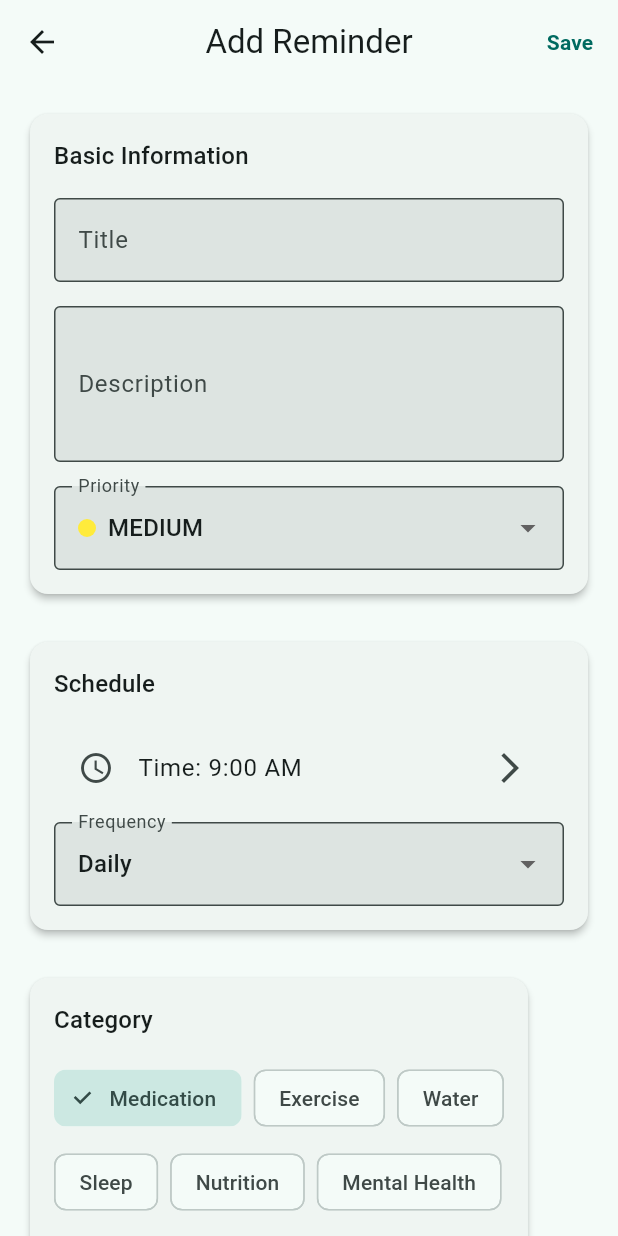
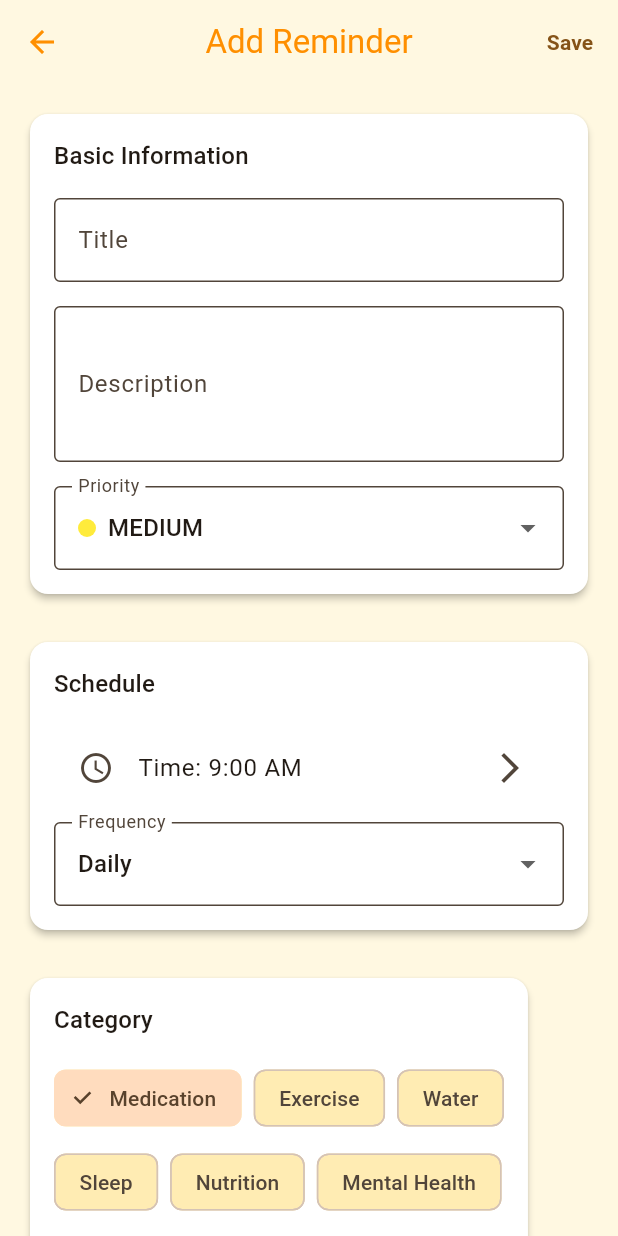
Before and after one commit to Agnelia/2do, a Flutter app: the screen it shows after launch, after a tap on the "add" icon, on a phone screen of 412 x 824 dp. Run offline on Flutter 3.47's test engine with Material 3 defaults, Android fonts, the phone set to English and light mode, and no system bars; our stand-ins replace fl_chart, shared_preferences.

Commit message:
Make sunny day theme default and enhance vibrancy with bigger icons and red hearts (#8)
* Initial plan

* Make sunny day theme default and enhance vibrancy with bigger icons

Co-authored-by: Agnelia <13274789+Agnelia@users.noreply.github.com>

* Fix sunny theme consistency and responsive issues based on feedback

Co-authored-by: Agnelia <13274789+Agnelia@users.noreply.github.com>

* Recalibrate sunny theme to yellow-orange palette from pinkish tones

Co-authored-by: Agnelia <13274789+Agnelia@users.noreply.github.com>

* ignor vs

* fix some styling

---------

Co-authored-by: copilot-swe-agent[bot] <198982749+Copilot@users.noreply.github.com>
Co-authored-by: Agnelia <13274789+Agnelia@users.noreply.github.com>
Co-authored-by: lekol <lekolabb@outlook.com>

```diff
--- a/lib/providers/theme_provider.dart
+++ b/lib/providers/theme_provider.dart
@@ -3,7 +3,7 @@ import 'package:shared_preferences/shared_preferences.dart';
 import 'package:todo_health_reminders/utils/constants.dart';
 
 class ThemeProvider extends ChangeNotifier {
-  AppThemeType _currentTheme = AppThemeType.teal;
+  AppThemeType _currentTheme = AppThemeType.sunnyDay;
   static const String _themePreferenceKey = 'selected_theme';
 
   AppThemeType get currentTheme => _currentTheme;
--- a/lib/screens/home_screen.dart
+++ b/lib/screens/home_screen.dart
@@ -2,12 +2,14 @@ import 'package:flutter/material.dart';
 import 'package:provider/provider.dart';
 import 'package:todo_health_reminders/providers/reminder_provider.dart';
 import 'package:todo_health_reminders/providers/statistics_provider.dart';
+import 'package:todo_health_reminders/providers/theme_provider.dart';
 import 'package:todo_health_reminders/widgets/reminder_card.dart';
 import 'package:todo_health_reminders/widgets/statistics_chart.dart';
 import 'package:todo_health_reminders/widgets/responsive_layout.dart';
 import 'package:todo_health_reminders/screens/add_reminder_screen.dart';
 import 'package:todo_health_reminders/screens/statistics_screen.dart';
 import 'package:todo_health_reminders/screens/settings_screen.dart';
+import 'package:todo_health_reminders/utils/constants.dart';
 
 class HomeScreen extends StatefulWidget {
   const HomeScreen({super.key});
@@ -168,18 +170,23 @@ class _HomeScreenState extends State<HomeScreen> {
   }
 
   Widget _buildWelcomeCard() {
+    return Consumer<ThemeProvider>(
+      builder: (context, themeProvider, child) {
+        final isSunnyTheme = themeProvider.currentTheme == AppThemeType.sunnyDay;
+
         return Card(
+          elevation: 2,
           child: Padding(
             padding: const EdgeInsets.all(16.0),
             child: Row(
               children: [
                 CircleAvatar(
                   radius: 30,
-              backgroundColor: Theme.of(context).colorScheme.primary,
-              child: const Icon(
+                  backgroundColor: isSunnyTheme ?const Color.fromARGB(232, 252, 171, 58)  : Theme.of(context).colorScheme.primary,
+                  child: Icon(
                     Icons.favorite,
-                color: Colors.white,
-                size: 30,
+                    color: isSunnyTheme ? const Color(0xFFE53935) : Colors.white, // Really red heart with white background for visibility
+                    size: 40,
                   ),
                 ),
                 const SizedBox(width: 16),
@@ -189,12 +196,15 @@ class _HomeScreenState extends State<HomeScreen> {
                     children: [
                       Text(
                         'Good day!',
-                    style: Theme.of(context).textTheme.headlineSmall,
+                        style: Theme.of(context).textTheme.headlineSmall?.copyWith(
+                          fontWeight: isSunnyTheme ? FontWeight.bold : null,
+                          color: isSunnyTheme ? ThemeConfig.sunnyAccent : null, // Keep red as requested
+                        ),
                       ),
                       const SizedBox(height: 4),
                       Text(
                         'Keep up with your health goals',
-                    style: Theme.of(context).textTheme.bodyMedium,
+                        style: Theme.of(context).textTheme.bodyMedium, // Keep default colors (black/grey)
                       ),
                     ],
                   ),
@@ -203,13 +213,16 @@ class _HomeScreenState extends State<HomeScreen> {
             ),
           ),
         );
+      },
+    );
   }
 
   Widget _buildQuickStats() {
-    return Consumer<StatisticsProvider>(
-      builder: (context, statsProvider, child) {
-        return SizedBox(
-          height: 120,
+    return Consumer2<StatisticsProvider, ThemeProvider>(
+      builder: (context, statsProvider, themeProvider, child) {
+        final isSunnyTheme = themeProvider.currentTheme == AppThemeType.sunnyDay;
+
+        return IntrinsicHeight(
           child: Row(
             children: [
               Expanded(
@@ -217,7 +230,8 @@ class _HomeScreenState extends State<HomeScreen> {
                   'Completed Today',
                   statsProvider.completedToday.toString(),
                   Icons.check_circle,
-                  Colors.green,
+                  isSunnyTheme ? const Color(0xFF4CAF50) : Colors.green, // More vibrant green
+                  isSunnyTheme,
                 ),
               ),
               const SizedBox(width: 8),
@@ -226,7 +240,8 @@ class _HomeScreenState extends State<HomeScreen> {
                   'Weekly Streak',
                   '${statsProvider.weeklyStreak} days',
                   Icons.local_fire_department,
-                  Colors.orange,
+                  isSunnyTheme ? const Color(0xFFFF9800) : Colors.orange, // Yellow-orange instead of pinkish orange
+                  isSunnyTheme,
                 ),
               ),
               const SizedBox(width: 8),
@@ -235,7 +250,8 @@ class _HomeScreenState extends State<HomeScreen> {
                   'Health Score',
                   '${statsProvider.healthScore}%',
                   Icons.trending_up,
-                  Colors.blue,
+                  isSunnyTheme ? const Color(0xFF2196F3) : Colors.blue, // More vibrant blue
+                  isSunnyTheme,
                 ),
               ),
             ],
@@ -245,25 +261,43 @@ class _HomeScreenState extends State<HomeScreen> {
     );
   }
 
-  Widget _buildStatCard(String title, String value, IconData icon, Color color) {
+  Widget _buildStatCard(String title, String value, IconData icon, Color color, bool isSunnyTheme) {
+    final iconSize = isSunnyTheme ? 36.0 : 24.0;
+    final padding = isSunnyTheme ? 16.0 : 12.0;
+
     return Card(
+      elevation: 2,
       child: Padding(
-        padding: const EdgeInsets.all(12.0),
+        padding: EdgeInsets.all(padding),
         child: Column(
           mainAxisAlignment: MainAxisAlignment.center,
           children: [
-            Icon(icon, color: color, size: 24),
+            Container(
+              padding: isSunnyTheme ? const EdgeInsets.all(8) : null,
+              decoration: isSunnyTheme ? BoxDecoration(
+                color: color.withOpacity(0.1),
+                borderRadius: BorderRadius.circular(12),
+              ) : null,
+              child: Icon(
+                icon,
+                color: color,
+                size: iconSize,
+              ),
+            ),
             const SizedBox(height: 8),
             Text(
               value,
               style: Theme.of(context).textTheme.titleMedium?.copyWith(
                 fontWeight: FontWeight.bold,
                 color: color,
+                fontSize: isSunnyTheme ? 18 : null,
               ),
             ),
             Text(
               title,
-              style: Theme.of(context).textTheme.bodySmall,
+              style: Theme.of(context).textTheme.bodySmall?.copyWith(
+                fontWeight: isSunnyTheme ? FontWeight.w600 : null,
+              ),
               textAlign: TextAlign.center,
             ),
           ],
--- a/lib/screens/statistics_screen.dart
+++ b/lib/screens/statistics_screen.dart
@@ -1,9 +1,11 @@
 import 'package:flutter/material.dart';
 import 'package:provider/provider.dart';
 import 'package:todo_health_reminders/providers/statistics_provider.dart';
+import 'package:todo_health_reminders/providers/theme_provider.dart';
 import 'package:todo_health_reminders/widgets/statistics_chart.dart';
 import 'package:todo_health_reminders/widgets/progress_ring.dart';
 import 'package:todo_health_reminders/widgets/responsive_layout.dart';
+import 'package:todo_health_reminders/utils/constants.dart';
 
 class StatisticsScreen extends StatefulWidget {
   const StatisticsScreen({super.key});
@@ -79,6 +81,10 @@ class _StatisticsScreenState extends State<StatisticsScreen> {
   }
 
   Widget _buildOverviewCards(StatisticsProvider statsProvider) {
+    return Consumer<ThemeProvider>(
+      builder: (context, themeProvider, child) {
+        final isSunnyTheme = themeProvider.currentTheme == AppThemeType.sunnyDay;
+
         return GridView.count(
           crossAxisCount: 2,
           shrinkWrap: true,
@@ -91,49 +97,70 @@ class _StatisticsScreenState extends State<StatisticsScreen> {
               'Total Completed',
               statsProvider.totalCompleted.toString(),
               Icons.task_alt,
-          Colors.green,
+              isSunnyTheme ? const Color(0xFF4CAF50) : Colors.green,
+              isSunnyTheme,
             ),
             _buildOverviewCard(
               'Success Rate',
               '${statsProvider.successRate.toStringAsFixed(1)}%',
               Icons.trending_up,
-          Colors.blue,
+              isSunnyTheme ? const Color(0xFF2196F3) : Colors.blue,
+              isSunnyTheme,
             ),
             _buildOverviewCard(
               'Best Streak',
               '${statsProvider.bestStreak} days',
               Icons.local_fire_department,
-          Colors.orange,
+              isSunnyTheme ? const Color(0xFFFF9800) : Colors.orange, // Yellow-orange instead of pinkish
+              isSunnyTheme,
             ),
             _buildOverviewCard(
               'Health Score',
               '${statsProvider.healthScore}%',
               Icons.favorite,
-          Colors.red,
+              isSunnyTheme ? const Color(0xFFE53935) : Colors.red, // Really red heart for sunny theme
+              isSunnyTheme,
             ),
           ],
         );
+      },
+    );
   }
 
-  Widget _buildOverviewCard(String title, String value, IconData icon, Color color) {
+  Widget _buildOverviewCard(String title, String value, IconData icon, Color color, bool isSunnyTheme) {
     return Card(
+      elevation: isSunnyTheme ? 4 : 2,
       child: Padding(
         padding: const EdgeInsets.all(16.0),
         child: Column(
           mainAxisAlignment: MainAxisAlignment.center,
           children: [
-            Icon(icon, color: color, size: 32),
+            Container(
+              padding: isSunnyTheme ? const EdgeInsets.all(8) : null,
+              decoration: isSunnyTheme ? BoxDecoration(
+                color: color.withOpacity(0.1),
+                borderRadius: BorderRadius.circular(12),
+              ) : null,
+              child: Icon(
+                icon,
+                color: color,
+                size: isSunnyTheme ? 40 : 32,
+              ),
+            ),
             const SizedBox(height: 8),
             Text(
               value,
               style: Theme.of(context).textTheme.headlineSmall?.copyWith(
                 fontWeight: FontWeight.bold,
                 color: color,
+                fontSize: isSunnyTheme ? 22 : null,
               ),
             ),
             Text(
               title,
-              style: Theme.of(context).textTheme.bodyMedium,
+              style: Theme.of(context).textTheme.bodyMedium?.copyWith(
+                fontWeight: isSunnyTheme ? FontWeight.w600 : null,
+              ),
               textAlign: TextAlign.center,
             ),
           ],
--- a/lib/utils/constants.dart
+++ b/lib/utils/constants.dart
@@ -178,11 +178,13 @@ class ThemeConfig {
   static const Color tealPrimary = Colors.teal;
   static const Color tealSecondary = Colors.tealAccent;
 
-  // Sunny Day Theme Colors - More vibrant versions
-  static const Color sunnyPrimary = Color(0xFFFF6D00); // Deep Orange 400 - vibrant orange
-  static const Color sunnySecondary = Color(0xFFFFEB3B); // Yellow 500 - vibrant yellow
-  static const Color sunnyAccent = Color(0xFFFF5722); // Deep Orange 500 - intense orange
+  // Sunny Day Theme Colors - Yellow-Orange focused palette
+  static const Color sunnyPrimary = Color(0xFFFF9800); // Orange 500 - pure orange (not pinkish)
+  static const Color sunnySecondary = Color(0xFFFFC107); // Amber 500 - bright yellow
+  static const Color sunnyAccent = Color(0xFFFF8F00); // Amber 700 - deep golden orange
   static const Color sunnyHighlight = Color(0xFFFDD835); // Yellow 600 - bright golden yellow
+  static const Color sunnyBackground = Color(0xFFFFF8E1); // Amber 50 - warm yellow background
+  static const Color sunnySurface = Color(0xFFFFECB3); // Amber 100 - golden surface
 
   // Get primary color for theme
   static Color getPrimaryColor(AppThemeType theme) {
@@ -209,6 +211,70 @@ class AppTheme {
   // Generate light theme for a specific theme type
   static ThemeData getLightTheme(AppThemeType themeType) {
     final primaryColor = ThemeConfig.getPrimaryColor(themeType);
+
+    // Special handling for sunny day theme with yellow-orange backgrounds
+    if (themeType == AppThemeType.sunnyDay) {
+      return ThemeData(
+        colorScheme: ColorScheme.fromSeed(
+          seedColor: primaryColor,
+          brightness: Brightness.light,
+          background: ThemeConfig.sunnyBackground,
+          surface: ThemeConfig.sunnySurface,
+        ),
+        useMaterial3: true,
+        appBarTheme: AppBarTheme(
+          elevation: 0,
+          centerTitle: true,
+          backgroundColor: ThemeConfig.sunnyBackground,
+          foregroundColor: ThemeConfig.sunnyAccent,
+        ),
+        cardTheme: CardThemeData(
+          elevation: 2,
+          color: Colors.white,
+          shape: RoundedRectangleBorder(
+            borderRadius: BorderRadius.circular(AppConstants.radiusL),
+          ),
+        ),
+        elevatedButtonTheme: ElevatedButtonThemeData(
+          style: ElevatedButton.styleFrom(
+            backgroundColor: ThemeConfig.sunnyPrimary,
+            foregroundColor: Colors.white,
+            shape: RoundedRectangleBorder(
+              borderRadius: BorderRadius.circular(AppConstants.radiusM),
+            ),
+          ),
+        ),
+        outlinedButtonTheme: OutlinedButtonThemeData(
+          style: OutlinedButton.styleFrom(
+            foregroundColor: ThemeConfig.sunnyPrimary,
+            side: BorderSide(color: ThemeConfig.sunnyPrimary),
+            shape: RoundedRectangleBorder(
+              borderRadius: BorderRadius.circular(AppConstants.radiusM),
+            ),
+          ),
+        ),
+        textButtonTheme: TextButtonThemeData(
+          style: TextButton.styleFrom(
+            foregroundColor: ThemeConfig.sunnyPrimary,
+            shape: RoundedRectangleBorder(
+              borderRadius: BorderRadius.circular(AppConstants.radiusM),
+            ),
+          ),
+        ),
+        inputDecorationTheme: InputDecorationTheme(
+          border: OutlineInputBorder(
+            borderRadius: BorderRadius.circular(AppConstants.radiusM),
+          ),
+          filled: true,
+          fillColor: Colors.white,
+        ),
+        scaffoldBackgroundColor: ThemeConfig.sunnyBackground,
+        bottomNavigationBarTheme: BottomNavigationBarThemeData(
+          backgroundColor: ThemeConfig.sunnyBackground,
+          selectedItemColor: ThemeConfig.sunnyPrimary,
+        ),
+      );
+    }
 
     return ThemeData(
       colorScheme: ColorScheme.fromSeed(
```
Also changed, not shown: 2 other files. Lines whose indentation alone changed are shown as unchanged.
